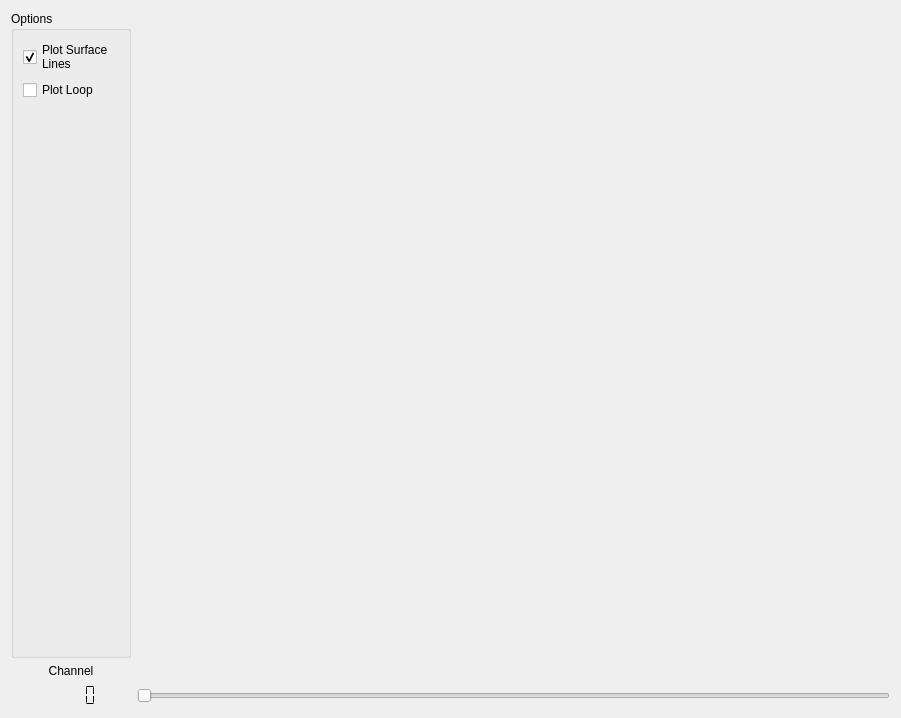
Old version of the form src/qt_ui/contour_map.ui in the repository Eric-Meunier/Processor-Suite.
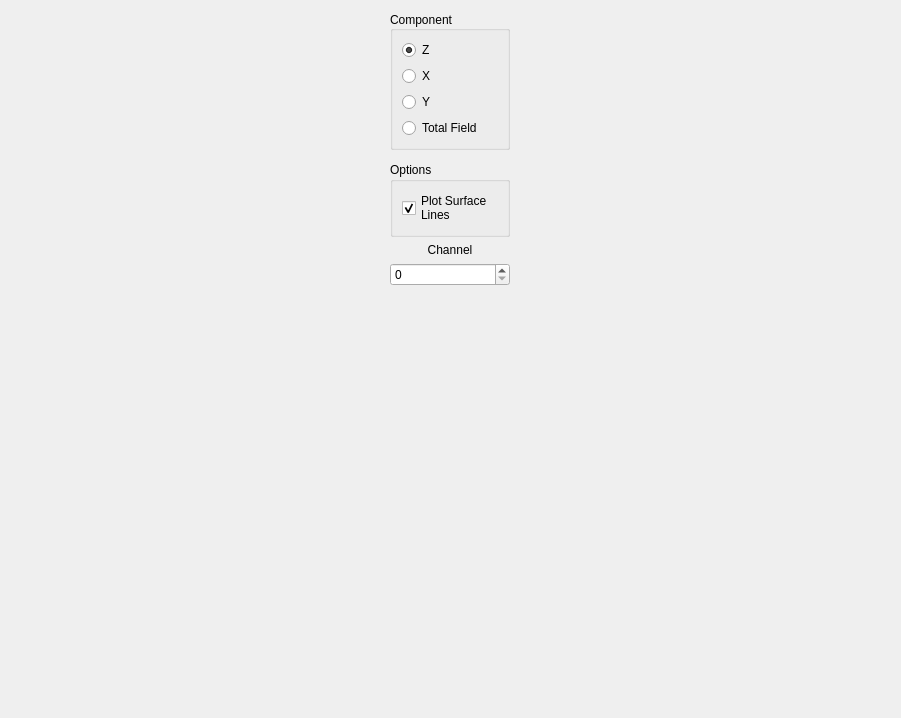
New version of the form.

Commit message: Made changes to plot ranges and limits.

What changed in the file:
```diff
--- a/src/qt_ui/contour_map.ui
+++ b/src/qt_ui/contour_map.ui
@@ -14,36 +14,82 @@
    <string>Form</string>
   </property>
   <layout class="QGridLayout" name="gridLayout">
-   <item row="2" column="0">
-    <widget class="QLCDNumber" name="lcd">
-     <property name="frameShadow">
-      <enum>QFrame::Plain</enum>
-     </property>
-     <property name="lineWidth">
-      <number>0</number>
-     </property>
-     <property name="smallDecimalPoint">
-      <bool>false</bool>
-     </property>
-     <property name="segmentStyle">
-      <enum>QLCDNumber::Flat</enum>
-     </property>
-    </widget>
-   </item>
-   <item row="2" column="1">
-    <widget class="QSlider" name="slider">
-     <property name="orientation">
-      <enum>Qt::Horizontal</enum>
-     </property>
-     <property name="invertedAppearance">
-      <bool>false</bool>
-     </property>
-     <property name="invertedControls">
-      <bool>false</bool>
-     </property>
-    </widget>
-   </item>
    <item row="0" column="0">
+    <widget class="QGroupBox" name="groupBox_2">
+     <property name="title">
+      <string>Component</string>
+     </property>
+     <property name="alignment">
+      <set>Qt::AlignLeading|Qt::AlignLeft|Qt::AlignVCenter</set>
+     </property>
+     <property name="flat">
+      <bool>false</bool>
+     </property>
+     <layout class="QVBoxLayout" name="verticalLayout_2">
+      <item>
+       <widget class="QRadioButton" name="z_rbtn">
+        <property name="text">
+         <string>Z</string>
+        </property>
+        <property name="checked">
+         <bool>true</bool>
+        </property>
+       </widget>
+      </item>
+      <item>
+       <widget class="QRadioButton" name="x_rbtn">
+        <property name="text">
+         <string>X</string>
+        </property>
+       </widget>
+      </item>
+      <item>
+       <widget class="QRadioButton" name="y_rbtn">
+        <property name="text">
+         <string>Y</string>
+        </property>
+       </widget>
+      </item>
+      <item>
+       <widget class="QRadioButton" name="tf_rbtn">
+        <property name="text">
+         <string>Total Field</string>
+        </property>
+       </widget>
+      </item>
+     </layout>
+    </widget>
+   </item>
+   <item row="0" column="1" rowspan="6">
+    <layout class="QGridLayout" name="map_layout">
+     <property name="sizeConstraint">
+      <enum>QLayout::SetDefaultConstraint</enum>
+     </property>
+    </layout>
+   </item>
+   <item row="4" column="0">
+    <widget class="QSpinBox" name="channel_spinbox">
+     <property name="sizePolicy">
+      <sizepolicy hsizetype="Fixed" vsizetype="Fixed">
+       <horstretch>0</horstretch>
+       <verstretch>0</verstretch>
+      </sizepolicy>
+     </property>
+     <property name="minimumSize">
+      <size>
+       <width>120</width>
+       <height>0</height>
+      </size>
+     </property>
+     <property name="maximumSize">
+      <size>
+       <width>120</width>
+       <height>16777215</height>
+      </size>
+     </property>
+    </widget>
+   </item>
+   <item row="2" column="0">
     <widget class="QGroupBox" name="groupBox">
      <property name="minimumSize">
       <size>
@@ -66,30 +112,23 @@
         </property>
        </widget>
       </item>
-      <item>
-       <widget class="QCheckBox" name="plot_loops_cbox">
-        <property name="text">
-         <string>Plot Loop</string>
-        </property>
-       </widget>
-      </item>
-      <item>
-       <spacer name="verticalSpacer">
-        <property name="orientation">
-         <enum>Qt::Vertical</enum>
-        </property>
-        <property name="sizeHint" stdset="0">
-         <size>
-          <width>20</width>
-          <height>40</height>
-         </size>
-        </property>
-       </spacer>
-      </item>
      </layout>
     </widget>
    </item>
-   <item row="1" column="0">
+   <item row="5" column="0">
+    <spacer name="verticalSpacer">
+     <property name="orientation">
+      <enum>Qt::Vertical</enum>
+     </property>
+     <property name="sizeHint" stdset="0">
+      <size>
+       <width>20</width>
+       <height>40</height>
+      </size>
+     </property>
+    </spacer>
+   </item>
+   <item row="3" column="0">
     <widget class="QLabel" name="label">
      <property name="text">
       <string>Channel</string>
@@ -99,9 +138,6 @@
      </property>
     </widget>
    </item>
-   <item row="0" column="1">
-    <layout class="QGridLayout" name="map_layout"/>
-   </item>
   </layout>
  </widget>
  <resources/>
```
The commit also changes 3 other files.
